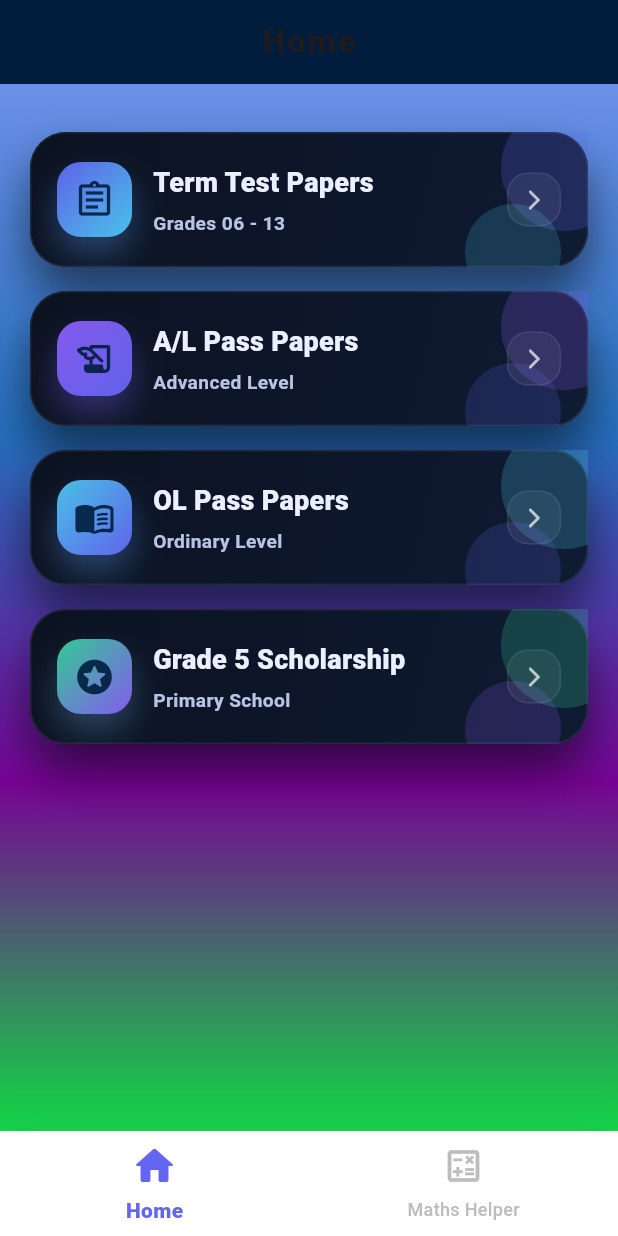
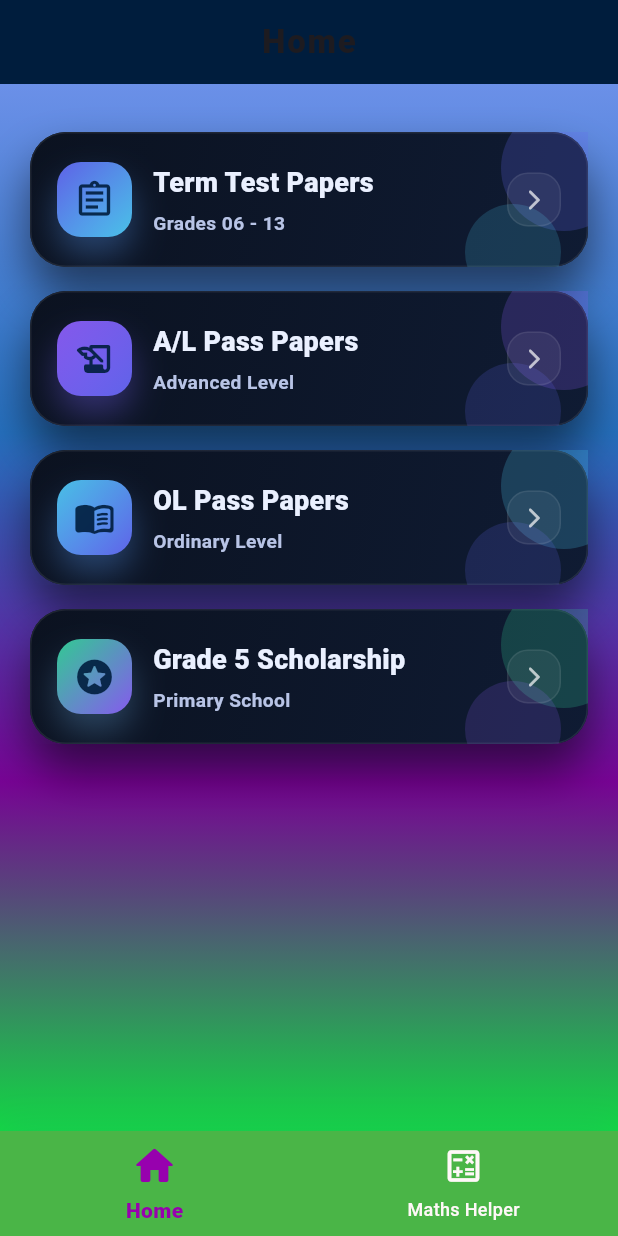
Before and after one commit to pawn3040/bank_a_plus, a Flutter app: the screen it shows after launch, on a phone screen of 412 x 824 dp. Run offline on Flutter 3.47's test engine with Material 3 defaults, Android fonts, the light colour scheme and no system bars; our stand-ins replace firebase_core, image_picker, open_filex, share_plus; missing offline and left inert: dart:html; accounts and stored records are empty; network calls fail.

Commit message:
change color of bottom scarfold

```diff
--- a/lib/main_scaffold.dart
+++ b/lib/main_scaffold.dart
@@ -70,7 +70,7 @@ class _MainScaffoldState extends State<MainScaffold> {
                 }
               },
               backgroundColor: const Color(0xFF6366F1), // Indigo blue from logo
-              foregroundColor: Colors.white,
+              foregroundColor: const Color.fromARGB(255, 254, 254, 254),
               icon: const Icon(Icons.add),
               label: const Text("Q", style: TextStyle(fontWeight: FontWeight.bold)),
             )
@@ -88,9 +88,9 @@ class _MainScaffoldState extends State<MainScaffold> {
         child: BottomNavigationBar(
           currentIndex: _selectedIndex,
           onTap: _onItemTapped,
-          selectedItemColor: const Color(0xFF6366F1),
-          unselectedItemColor: Colors.grey.shade400,
-          backgroundColor: Colors.white,
+          selectedItemColor: const Color.fromARGB(255, 151, 1, 174),
+          unselectedItemColor: const Color.fromARGB(255, 255, 248, 248),
+          backgroundColor: const Color.fromARGB(255, 74, 181, 71),
           elevation: 0,
           type: BottomNavigationBarType.fixed,
           selectedFontSize: 14,
```
